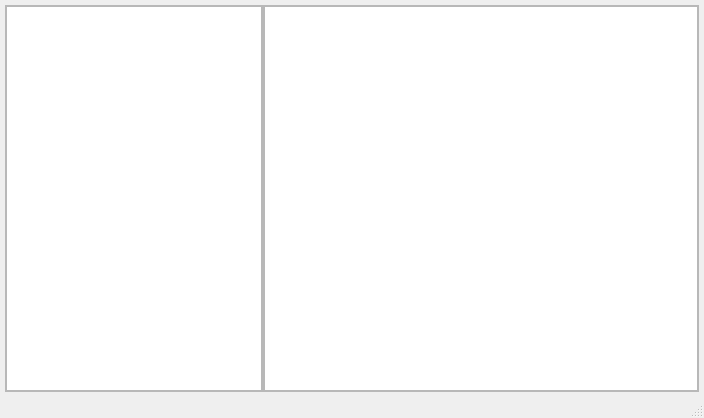
This is mainwindow.ui in kuaidy/QTools as Qt 5 draws it before an edit. The edited form follows.
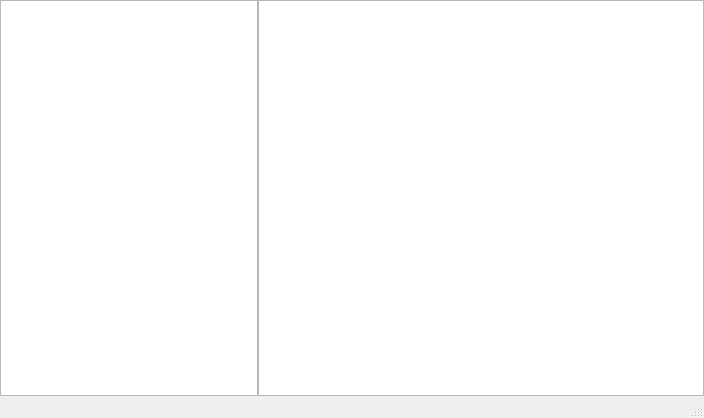
This is the edited form.

```diff
--- a/mainwindow.ui
+++ b/mainwindow.ui
@@ -19,16 +19,16 @@
      <number>0</number>
     </property>
     <property name="leftMargin">
-     <number>5</number>
+     <number>0</number>
     </property>
     <property name="topMargin">
-     <number>5</number>
+     <number>0</number>
     </property>
     <property name="rightMargin">
-     <number>5</number>
+     <number>0</number>
     </property>
     <property name="bottomMargin">
-     <number>4</number>
+     <number>0</number>
     </property>
     <item alignment="Qt::AlignLeft">
      <widget class="QFrame" name="frame_2">
@@ -40,7 +40,7 @@
       </property>
       <layout class="QVBoxLayout" name="verticalLayout">
        <property name="spacing">
-        <number>0</number>
+        <number>10</number>
        </property>
        <property name="leftMargin">
         <number>0</number>
@@ -55,7 +55,30 @@
         <number>0</number>
        </property>
        <item alignment="Qt::AlignHCenter">
-        <widget class="QListView" name="ToolTags"/>
+        <widget class="QListView" name="ToolTags">
+         <property name="autoFillBackground">
+          <bool>false</bool>
+         </property>
+         <property name="styleSheet">
+          <string notr="true">color: rgb(255, 255, 255);
+border:0px;</string>
+         </property>
+         <property name="frameShape">
+          <enum>QFrame::StyledPanel</enum>
+         </property>
+         <property name="autoScrollMargin">
+          <number>10</number>
+         </property>
+         <property name="alternatingRowColors">
+          <bool>false</bool>
+         </property>
+         <property name="flow">
+          <enum>QListView::TopToBottom</enum>
+         </property>
+         <property name="batchSize">
+          <number>100</number>
+         </property>
+        </widget>
        </item>
       </layout>
      </widget>
@@ -85,7 +108,14 @@
         <number>0</number>
        </property>
        <item row="0" column="0">
-        <widget class="QTableView" name="Tools"/>
+        <widget class="QTableView" name="ToolApps">
+         <property name="styleSheet">
+          <string notr="true">border:0px;</string>
+         </property>
+         <property name="autoScrollMargin">
+          <number>10</number>
+         </property>
+        </widget>
        </item>
       </layout>
      </widget>
```
